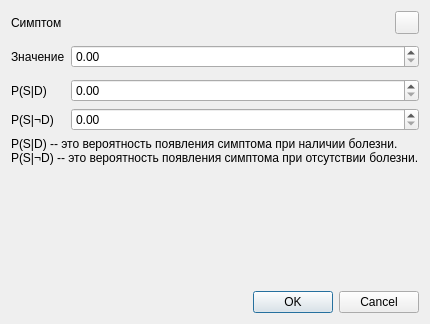
Old version of the form src/diagnosis_rules/ruleitemeditdialog.ui in the repository megakoko/m-system.
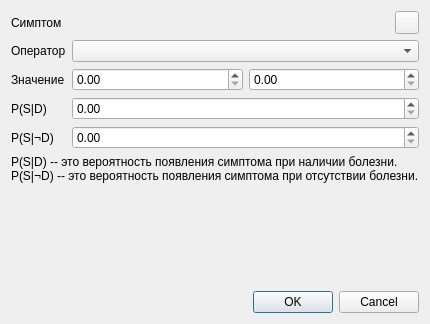
New version of the form. The open tabs and pages were chosen to show the change.

Patch:
```diff
--- a/src/diagnosis_rules/ruleitemeditdialog.ui
+++ b/src/diagnosis_rules/ruleitemeditdialog.ui
@@ -44,14 +44,14 @@
        </item>
       </layout>
      </item>
-     <item row="1" column="0">
+     <item row="2" column="0">
       <widget class="QLabel" name="label_2">
        <property name="text">
         <string>Значение</string>
        </property>
       </widget>
      </item>
-     <item row="1" column="1">
+     <item row="2" column="1">
       <widget class="QStackedWidget" name="m_stackedWidget">
        <property name="currentIndex">
         <number>2</number>
@@ -67,13 +67,16 @@
         </layout>
        </widget>
        <widget class="QWidget" name="m_realValuePage">
-        <layout class="QVBoxLayout" name="verticalLayout_2">
+        <layout class="QHBoxLayout" name="horizontalLayout_2">
          <property name="margin">
           <number>0</number>
          </property>
          <item>
           <widget class="QDoubleSpinBox" name="m_realValue"/>
          </item>
+         <item>
+          <widget class="QDoubleSpinBox" name="m_realValue2"/>
+         </item>
         </layout>
        </widget>
        <widget class="QWidget" name="m_enumValuePage">
@@ -91,7 +94,7 @@
        </widget>
       </widget>
      </item>
-     <item row="2" column="0">
+     <item row="3" column="0">
       <widget class="QLabel" name="label_3">
        <property name="text">
         <string>P(S|D)</string>
@@ -101,7 +104,7 @@
        </property>
       </widget>
      </item>
-     <item row="2" column="1">
+     <item row="3" column="1">
       <widget class="QDoubleSpinBox" name="m_probabilityWithDisease">
        <property name="maximum">
         <double>1.000000000000000</double>
@@ -111,7 +114,7 @@
        </property>
       </widget>
      </item>
-     <item row="3" column="0">
+     <item row="4" column="0">
       <widget class="QLabel" name="label_4">
        <property name="text">
         <string>P(S|¬D)</string>
@@ -121,7 +124,7 @@
        </property>
       </widget>
      </item>
-     <item row="3" column="1">
+     <item row="4" column="1">
       <widget class="QDoubleSpinBox" name="m_probabilityWithoutDisease">
        <property name="maximum">
         <double>1.000000000000000</double>
@@ -131,6 +134,16 @@
        </property>
       </widget>
      </item>
+     <item row="1" column="0">
+      <widget class="QLabel" name="label_6">
+       <property name="text">
+        <string>Оператор</string>
+       </property>
+      </widget>
+     </item>
+     <item row="1" column="1">
+      <widget class="QComboBox" name="m_operator"/>
+     </item>
     </layout>
    </item>
    <item>
```
Left out of the diff: 2 changed lines with no effect on the pictures.
